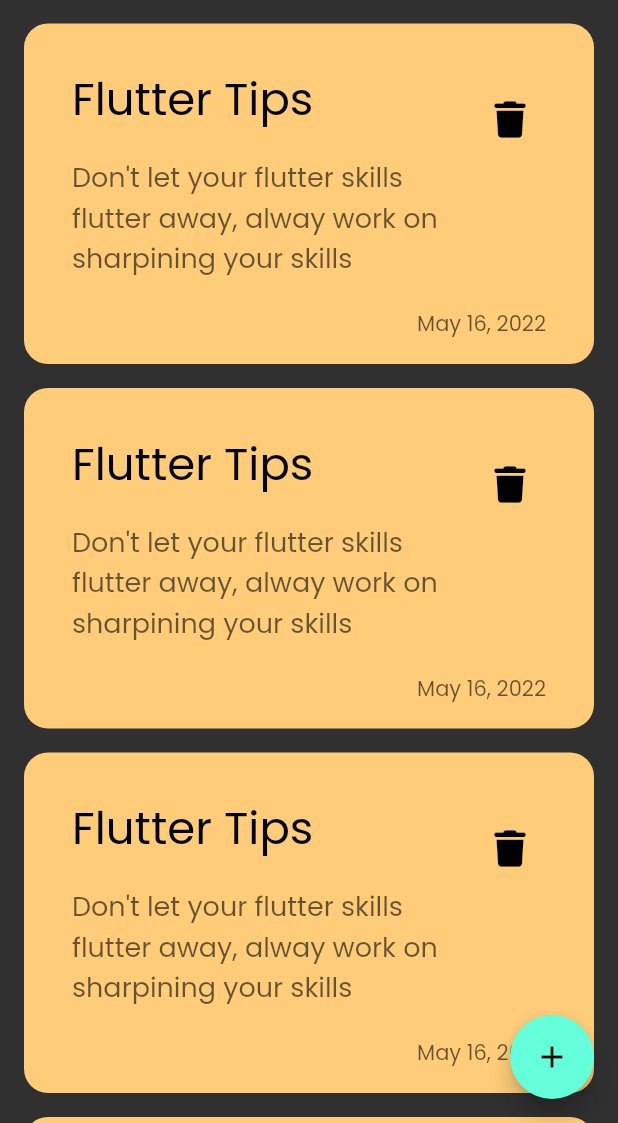
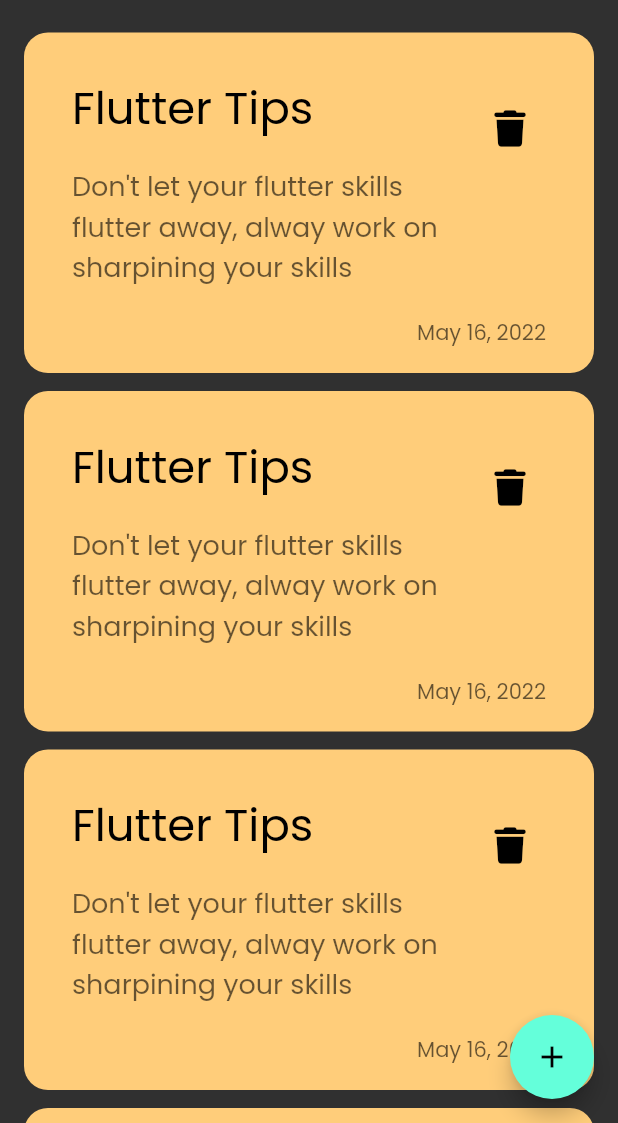
Before and after one commit to Louay-Sallakho/notes_app, a Flutter app: the screen it shows after launch, on a phone screen of 412 x 824 dp, the part 113-1236 px from its top. Run offline on Flutter 3.47's test engine with Material 2 defaults, Android fonts, the phone set to English and light mode, and no system bars; our stand-ins replace font_awesome_flutter.

Commit message:
Fixed the ListView padding

```diff
--- a/lib/views/widgets/Notes_List_view.dart
+++ b/lib/views/widgets/Notes_List_view.dart
@@ -1,4 +1,4 @@
-
+// ignore: file_names
 
 import 'package:flutter/cupertino.dart';
 
@@ -10,9 +10,11 @@ class NotesListView extends StatelessWidget {
   @override
   Widget build(BuildContext context) {
     return Expanded(
-      child: ListView.builder(itemBuilder: (context, index) {
-        return const NoteItem();
-      }),
+      child: ListView.builder(
+          padding:const  EdgeInsets.only(top: 10),
+          itemBuilder: (context, index) {
+            return const NoteItem();
+          }),
     );
   }
 }
--- a/lib/views/widgets/custom_note_item.dart
+++ b/lib/views/widgets/custom_note_item.dart
@@ -6,9 +6,8 @@ class NoteItem extends StatelessWidget {
 
   @override
   Widget build(BuildContext context) {
-
     return Padding(
-      padding: const EdgeInsets.only(top: 16),
+      padding: const EdgeInsets.only(top: 12),
       child: Container(
         padding:
             const EdgeInsets.only(top: 24, right: 16, left: 16, bottom: 16),
@@ -33,8 +32,8 @@ class NoteItem extends StatelessWidget {
                         fontSize: 18, color: Colors.black.withOpacity(.6))),
               ),
               trailing: IconButton(
-                onPressed:(){},
-               icon:const Icon(FontAwesomeIcons.trash),
+                onPressed: () {},
+                icon: const Icon(FontAwesomeIcons.trash),
                 color: Colors.black,
               ),
             ),
```
